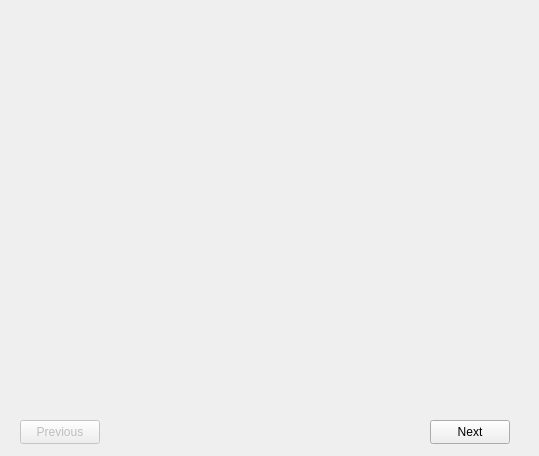
Above: forms/tripdialog.ui from DimitriChrysafis/CollegeDistanceProject before the change. Below: the same form after it.
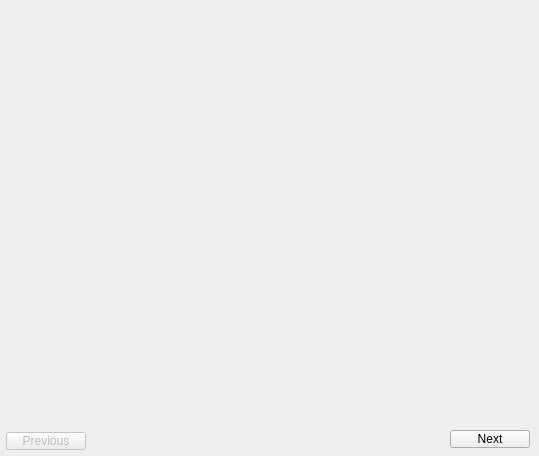
That is the form after the change.

Diff of the .ui file:
```diff
--- a/forms/tripdialog.ui
+++ b/forms/tripdialog.ui
@@ -19,10 +19,10 @@
    </property>
    <property name="geometry">
     <rect>
-     <x>20</x>
-     <y>420</y>
+     <x>6</x>
+     <y>432</y>
      <width>80</width>
-     <height>24</height>
+     <height>18</height>
     </rect>
    </property>
    <property name="text">
@@ -32,10 +32,10 @@
   <widget class="QPushButton" name="button_next">
    <property name="geometry">
     <rect>
-     <x>430</x>
-     <y>420</y>
+     <x>450</x>
+     <y>430</y>
      <width>80</width>
-     <height>24</height>
+     <height>18</height>
     </rect>
    </property>
    <property name="text">
@@ -45,15 +45,25 @@
   <widget class="QLabel" name="label_collegeName">
    <property name="geometry">
     <rect>
-     <x>130</x>
-     <y>20</y>
-     <width>231</width>
-     <height>31</height>
+     <x>110</x>
+     <y>30</y>
+     <width>300</width>
+     <height>41</height>
     </rect>
    </property>
+   <property name="font">
+    <font>
+     <pointsize>15</pointsize>
+     <bold>true</bold>
+     <underline>true</underline>
+    </font>
+   </property>
    <property name="text">
     <string/>
    </property>
+   <property name="alignment">
+    <set>Qt::AlignCenter</set>
+   </property>
   </widget>
  </widget>
  <resources/>
```
